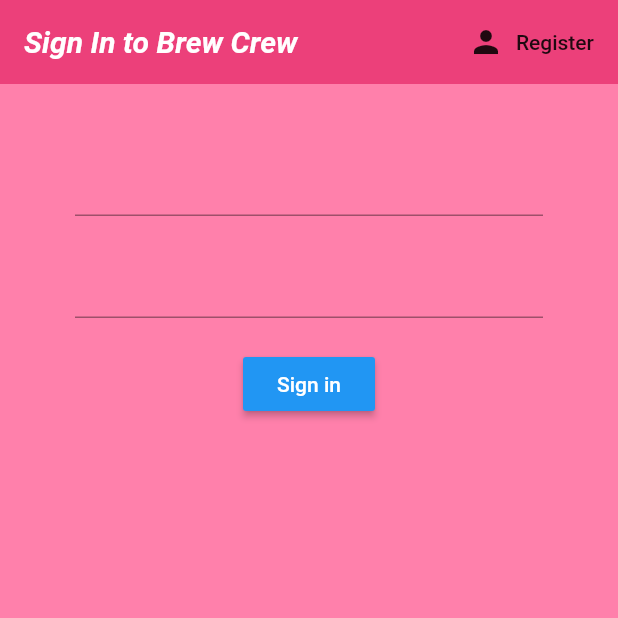
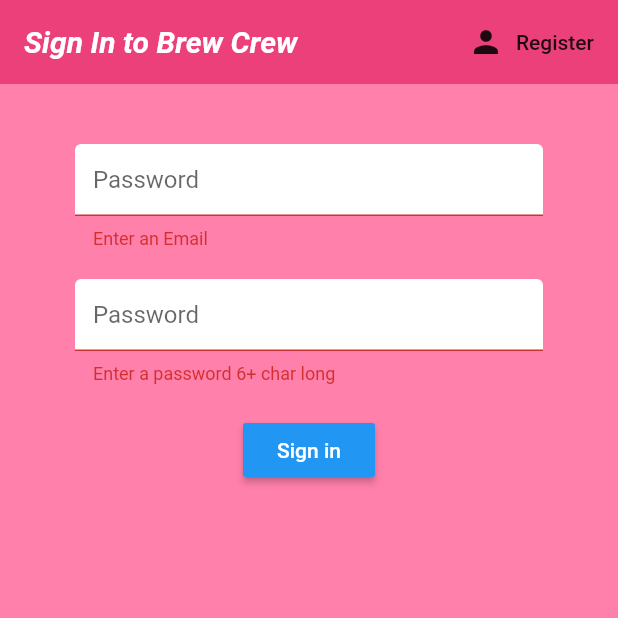
Before and after one commit to swatiprajapati08/Brew_Icecream, a Flutter app: the screen it shows after launch, after a tap on "Sign in", on a phone screen of 412 x 824 dp, the top half of it. Run offline on Flutter 3.47's test engine with Material 2 defaults, Android fonts, the phone set to English and light mode, and no system bars; our stand-ins replace firebase_auth; accounts and stored records are empty.

Commit message:
add styling

```diff
--- a/lib/screen/authenticate/register.dart
+++ b/lib/screen/authenticate/register.dart
@@ -1,5 +1,6 @@
 import 'package:brew_crew/service/auth.dart';
 import 'package:flutter/material.dart';
+import 'package:brew_crew/shared/constants.dart';
 
 class Register extends StatefulWidget {
   final Function toggleview;
@@ -47,6 +48,7 @@
             children: <Widget>[
               SizedBox(height: 20.0),
               TextFormField(
+                decoration:textInputDecoration,
                 validator: (val) => val.isEmpty ? 'Enter an Email' : null,
                 onChanged: (val) {
                   setState(() => email = val);
@@ -54,6 +56,7 @@
               ),
               SizedBox(height: 20.0),
               TextFormField(
+                 decoration:textInputDecoration,
                   obscureText: true,
                   validator: (val) => val.length < 6
                       ? 'Enter a password 6+ char long'
--- a/lib/screen/authenticate/sign_in.dart
+++ b/lib/screen/authenticate/sign_in.dart
@@ -1,5 +1,6 @@
 import 'package:brew_crew/service/auth.dart';
 import 'package:flutter/material.dart';
+import 'package:brew_crew/shared/constants.dart';
 
 class SignIn extends StatefulWidget {
   final Function toggleview;
@@ -11,10 +12,12 @@
 
 class _SignInState extends State<SignIn> {
   final AuthService _auth = AuthService();
+  final _formKey = GlobalKey<FormState>();
 
   //text field state
   String email = '';
   String password = '';
+  String error = '';
 
   @override
   Widget build(BuildContext context) {
@@ -41,17 +44,23 @@
       body: Container(
         padding: EdgeInsets.symmetric(vertical: 20.0, horizontal: 50.0),
         child: Form(
+          key: _formKey,
           child: Column(
             children: <Widget>[
               SizedBox(height: 20.0),
               TextFormField(
+                decoration: textInputDecoration,
+                validator: (val) => val.isEmpty ? 'Enter an Email' : null,
                 onChanged: (val) {
                   setState(() => email = val);
                 },
               ),
               SizedBox(height: 20.0),
               TextFormField(
+                  decoration: textInputDecoration,
                   obscureText: true,
+                  validator: (val) =>
+                      val.length < 6 ? 'Enter a password 6+ char long' : null,
                   onChanged: (val) {
                     setState(() {
                       password = val;
@@ -65,9 +74,21 @@
                     style: TextStyle(color: Colors.white),
                   ),
                   onPressed: () async {
-                    print(email);
-                    print(password);
-                  })
+                    if (_formKey.currentState
+                        .validate()) //check validation it is inbuilt in flutter if it recieve all null then work
+                    {
+                      dynamic result = await _auth.signInWithEmailandPassword(
+                          email, password);
+                      if (result == null)
+                        setState(() =>
+                            error = 'Could not Sign In with these Credentials');
+                    }
+                  }),
+              SizedBox(height: 12.0),
+              Text(
+                error,
+                style: TextStyle(color: Colors.white, fontSize: 16.0),
+              ),
             ],
           ),
         ),
--- a/lib/service/auth.dart
+++ b/lib/service/auth.dart
@@ -27,6 +27,22 @@
 
 //sign with email & password
 
+Future signInWithEmailandPassword(String email, String password) async {
+    try {
+      AuthResult result = await _auth.signInWithEmailAndPassword(
+          email: email, password: password);
+      FirebaseUser user = result.user;
+      return _userFromFirebaseUser(user);
+    } catch (e) {
+      print(e.toString());
+      return null;
+    }
+  }
+
+
+
+
+
 //register with email & password
   Future registerWithEmailandPassword(String email, String password) async {
     try {
--- /dev/null
+++ b/lib/shared/constants.dart
@@ -0,0 +1,13 @@
+import 'package:flutter/material.dart';
+
+const textInputDecoration = InputDecoration(
+  hintText: 'Password',
+  fillColor: Colors.white,
+  filled: true,
+  enabledBorder: OutlineInputBorder(
+    borderSide: BorderSide(color: Colors.white, width: 2.0),
+  ),
+  focusedBorder: OutlineInputBorder(
+    borderSide: BorderSide(color: Colors.blue, width: 2.0),
+  ),
+);
```
